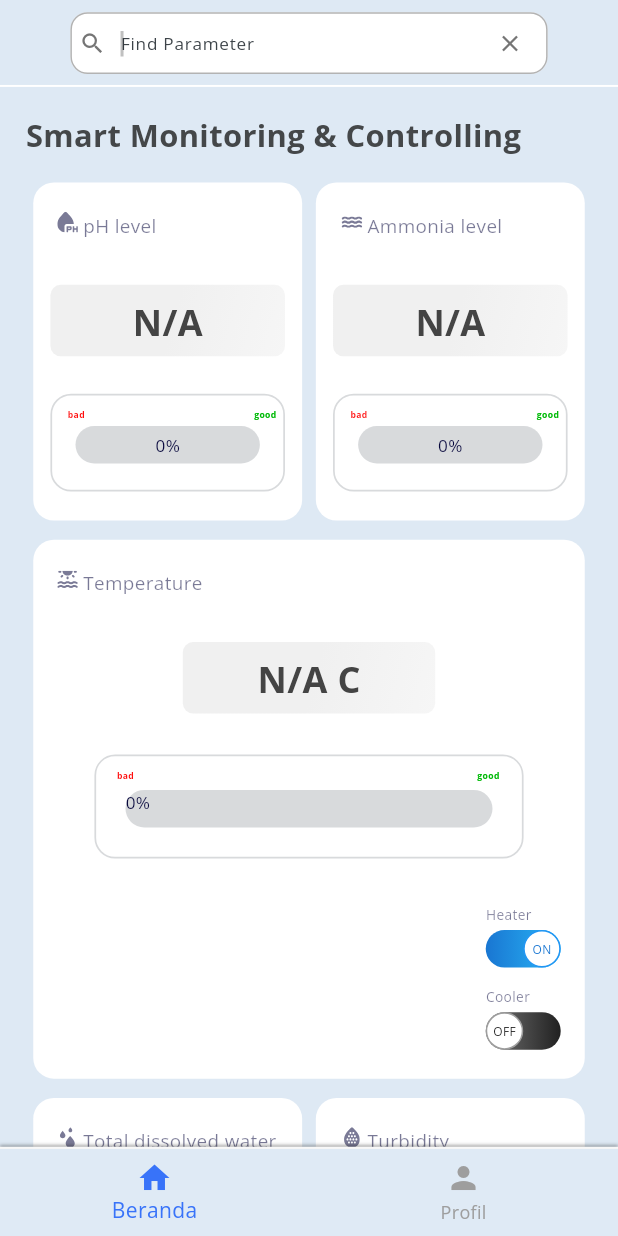
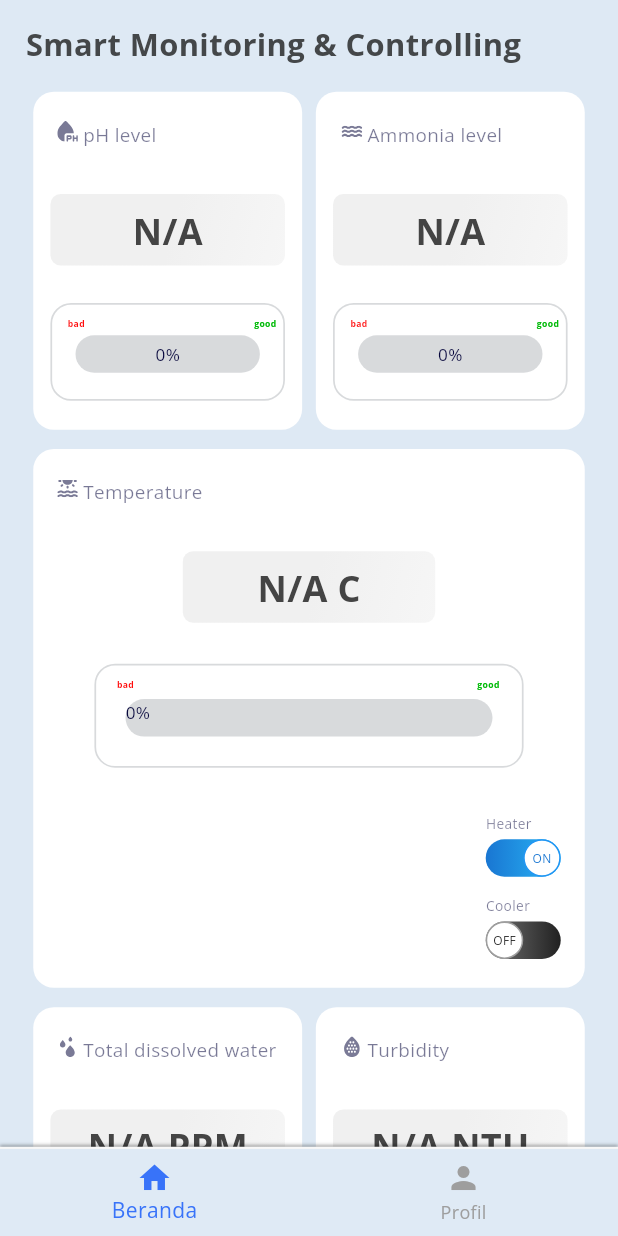
Before and after one commit to ZaeNau/TA-Capstone-Project_AquaKoi, a Flutter app: the DashboardScreen screen opened by its route, on a phone screen of 412 x 824 dp. Run offline on Flutter 3.47's test engine with Material 3 defaults, Android fonts, the phone set to English and light mode, and no system bars; drawn by our look-alikes of getwidget; our stand-ins replace cached_network_image, firebase_auth, firebase_core, firebase_database, firebase_messaging, flutter_svg and 5 more; accounts and stored records are empty.

Commit message:
benerin aja

```diff
--- a/AquaKoi_main/lib/Presentation/dashboard_screen.dart
+++ b/AquaKoi_main/lib/Presentation/dashboard_screen.dart
@@ -185,7 +185,6 @@ final DatabaseReference _databaseReference = FirebaseDatabase.instance.ref().chi
     return SafeArea(
       child: Scaffold(
         backgroundColor: theme.colorScheme.onError,
-        appBar: _buildAppBar(context),
         body: SingleChildScrollView(
           child: Container(
             width: MediaQuery.of(context).size.width,
@@ -214,32 +213,6 @@ final DatabaseReference _databaseReference = FirebaseDatabase.instance.ref().chi
         ),
         bottomNavigationBar: _buildBottomBar(context),
       ),
-    );
-  }
-
-  PreferredSizeWidget _buildAppBar(BuildContext context) {
-    return CustomAppBar(
-      centerTitle: true,
-      title: Column(
-        children: [
-          Padding(
-            padding: EdgeInsets.symmetric(horizontal: 17.h, vertical: 17.h),
-            child: Row(
-              mainAxisAlignment: MainAxisAlignment.center,
-              children: [
-                AppbarTitleSearchview(
-                  hintText: "Find Parameter",
-                  controller: widget.searchController,
-                ),
-              ],
-            ),
-          ),
-          SizedBox(height: 1),
-          Divider(),
-          SizedBox(height: 1),
-        ],
-      ),
-      styleType: Style.bgFill,
     );
   }
 
--- a/AquaKoi_main/lib/Presentation/panduan_screen.dart
+++ b/AquaKoi_main/lib/Presentation/panduan_screen.dart
@@ -10,7 +10,7 @@ class _GuideFragmentState extends State<GuideFragment> {
   Widget build(BuildContext context) {
     return Scaffold(
       appBar: AppBar(
-        backgroundColor: Colors.white,
+        backgroundColor: const Color.fromRGBO(255, 255, 255, 1),
         title: Text(
           "Panduan",
           style: TextStyle(
--- a/AquaKoi_main/lib/main.dart
+++ b/AquaKoi_main/lib/main.dart
@@ -4,6 +4,7 @@ import 'package:firebase_core/firebase_core.dart';
 import 'firebase/firebase_options.dart';
 import 'core/app_export.dart';
 import 'firebase/firebase_api.dart';
+import 'package:shared_preferences/shared_preferences.dart';
 
 var globalMessengerKey = GlobalKey<ScaffoldMessengerState>();
 
@@ -22,11 +23,15 @@ void main() async {
   // Change theme if needed
   ThemeHelper().changeTheme('primary');
 
-  runApp(const MyApp());
+  SharedPreferences prefs = await SharedPreferences.getInstance();
+
+  runApp(MyApp(prefs: prefs));
 }
 
 class MyApp extends StatelessWidget {
-  const MyApp({Key? key}) : super(key: key);
+  final SharedPreferences prefs;
+
+  const MyApp({Key? key, required this.prefs}) : super(key: key);
 
   @override
   Widget build(BuildContext context) {
@@ -36,7 +41,7 @@ class MyApp extends StatelessWidget {
           theme: theme,
           title: 'aquakoi',
           debugShowCheckedModeBanner: false,
-          initialRoute: AppRoutes.welcomepage,
+          initialRoute: prefs.getBool('isLoggedIn') == true ? AppRoutes.dashboardScreen : AppRoutes.welcomepage,
           routes: AppRoutes.routes,
         );
       },
```
Also changed, not shown: AquaKoi_main/lib/Presentation/login_screen.dart (+17 -10 lines), AquaKoi_main/lib/Presentation/profil_screen.dart (+18 -9 lines), 8 other files.
